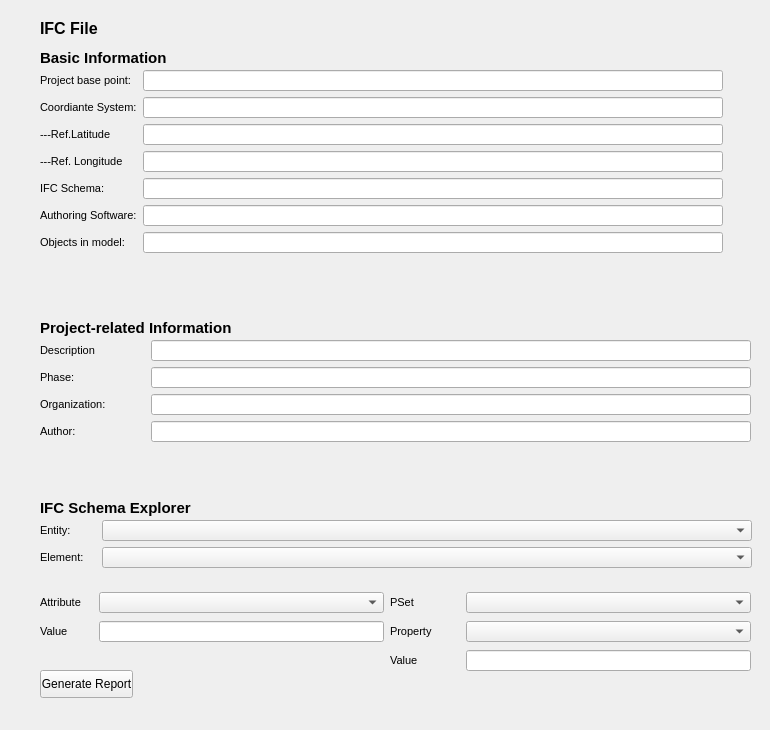
Old version of the form GUI_Windows/ifc_info_checker.ui in the repository ivanfelipeib/Masterarbeit.
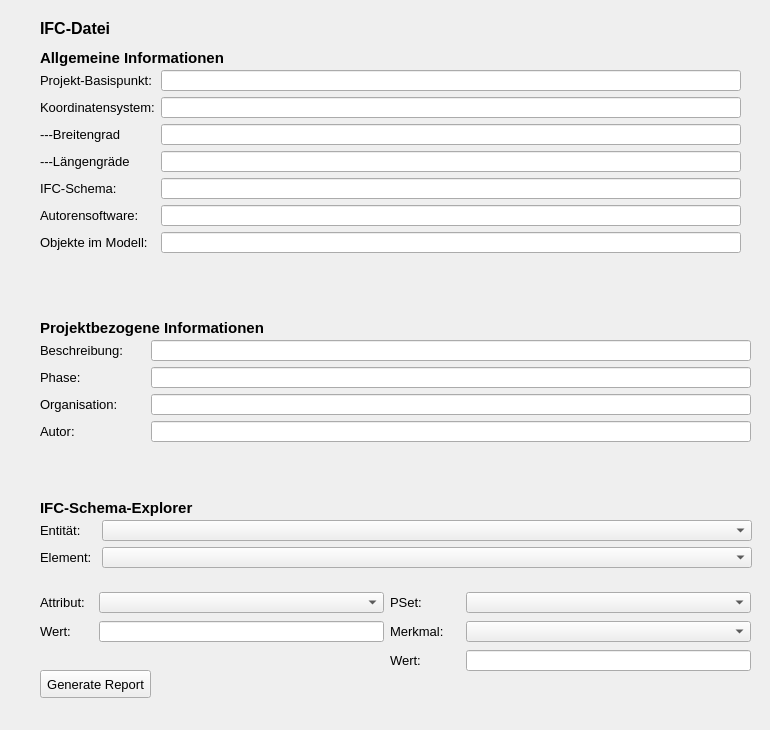
New version of the form.

```diff
--- a/GUI_Windows/ifc_info_checker.ui
+++ b/GUI_Windows/ifc_info_checker.ui
@@ -50,7 +50,7 @@
      </font>
     </property>
     <property name="text">
-     <string>IFC File</string>
+     <string>IFC-Datei</string>
     </property>
    </widget>
    <widget class="QWidget" name="layoutWidget">
@@ -81,11 +81,11 @@
          </property>
          <property name="font">
           <font>
-           <pointsize>8</pointsize>
+           <pointsize>10</pointsize>
           </font>
          </property>
          <property name="text">
-          <string>Project base point:</string>
+          <string>Projekt-Basispunkt:</string>
          </property>
         </widget>
        </item>
@@ -128,11 +128,11 @@
          </property>
          <property name="font">
           <font>
-           <pointsize>8</pointsize>
+           <pointsize>10</pointsize>
           </font>
          </property>
          <property name="text">
-          <string>Coordiante System:</string>
+          <string>Koordinatensystem:</string>
          </property>
         </widget>
        </item>
@@ -175,11 +175,11 @@
          </property>
          <property name="font">
           <font>
-           <pointsize>8</pointsize>
+           <pointsize>10</pointsize>
           </font>
          </property>
          <property name="text">
-          <string>---Ref.Latitude</string>
+          <string>---Breitengrad</string>
          </property>
         </widget>
        </item>
@@ -222,11 +222,11 @@
          </property>
          <property name="font">
           <font>
-           <pointsize>8</pointsize>
+           <pointsize>10</pointsize>
           </font>
          </property>
          <property name="text">
-          <string>---Ref. Longitude</string>
+          <string>---Längengräde</string>
          </property>
         </widget>
        </item>
@@ -269,11 +269,11 @@
          </property>
          <property name="font">
           <font>
-           <pointsize>8</pointsize>
+           <pointsize>10</pointsize>
           </font>
          </property>
          <property name="text">
-          <string>IFC Schema:</string>
+          <string>IFC-Schema:</string>
          </property>
         </widget>
        </item>
@@ -316,11 +316,11 @@
          </property>
          <property name="font">
           <font>
-           <pointsize>8</pointsize>
+           <pointsize>10</pointsize>
           </font>
          </property>
          <property name="text">
-          <string>Authoring Software:</string>
+          <string>Autorensoftware:</string>
          </property>
         </widget>
        </item>
@@ -363,11 +363,11 @@
          </property>
          <property name="font">
           <font>
-           <pointsize>8</pointsize>
+           <pointsize>10</pointsize>
           </font>
          </property>
          <property name="text">
-          <string>Objects in model:</string>
+          <string>Objekte im Modell:</string>
          </property>
         </widget>
        </item>
@@ -418,7 +418,7 @@
      </font>
     </property>
     <property name="text">
-     <string>Basic Information</string>
+     <string>Allgemeine Informationen</string>
     </property>
    </widget>
    <widget class="QLabel" name="lbl_ids_info_title_3">
@@ -439,7 +439,7 @@
      </font>
     </property>
     <property name="text">
-     <string>Project-related Information</string>
+     <string>Projektbezogene Informationen</string>
     </property>
    </widget>
    <widget class="QLabel" name="lbl_ids_info_title_4">
@@ -460,7 +460,7 @@
      </font>
     </property>
     <property name="text">
-     <string>IFC Schema Explorer</string>
+     <string>IFC-Schema-Explorer</string>
     </property>
    </widget>
    <widget class="QWidget" name="layoutWidget_2">
@@ -482,11 +482,11 @@
         <widget class="QLabel" name="lbl_title_2">
          <property name="font">
           <font>
-           <pointsize>8</pointsize>
+           <pointsize>10</pointsize>
           </font>
          </property>
          <property name="text">
-          <string>Description</string>
+          <string>Beschreibung:</string>
          </property>
         </widget>
        </item>
@@ -517,7 +517,7 @@
         <widget class="QLabel" name="lbl_copyright_2">
          <property name="font">
           <font>
-           <pointsize>8</pointsize>
+           <pointsize>10</pointsize>
           </font>
          </property>
          <property name="text">
@@ -552,11 +552,11 @@
         <widget class="QLabel" name="lbl_version_2">
          <property name="font">
           <font>
-           <pointsize>8</pointsize>
+           <pointsize>10</pointsize>
           </font>
          </property>
          <property name="text">
-          <string>Organization:</string>
+          <string>Organisation:</string>
          </property>
         </widget>
        </item>
@@ -587,11 +587,11 @@
         <widget class="QLabel" name="lbl_author_2">
          <property name="font">
           <font>
-           <pointsize>8</pointsize>
+           <pointsize>10</pointsize>
           </font>
          </property>
          <property name="text">
-          <string>Author:</string>
+          <string>Autor:</string>
          </property>
         </widget>
        </item>
@@ -637,11 +637,11 @@
         <widget class="QLabel" name="lbl_title_4">
          <property name="font">
           <font>
-           <pointsize>8</pointsize>
+           <pointsize>10</pointsize>
           </font>
          </property>
          <property name="text">
-          <string>Entity:</string>
+          <string>Entität:</string>
          </property>
         </widget>
        </item>
@@ -675,7 +675,7 @@
         <widget class="QLabel" name="lbl_title_5">
          <property name="font">
           <font>
-           <pointsize>8</pointsize>
+           <pointsize>10</pointsize>
           </font>
          </property>
          <property name="text">
@@ -725,11 +725,11 @@
         <widget class="QLabel" name="lbl_title_7">
          <property name="font">
           <font>
-           <pointsize>8</pointsize>
+           <pointsize>10</pointsize>
           </font>
          </property>
          <property name="text">
-          <string>Attribute</string>
+          <string>Attribut:</string>
          </property>
         </widget>
        </item>
@@ -763,11 +763,11 @@
         <widget class="QLabel" name="label">
          <property name="font">
           <font>
-           <pointsize>8</pointsize>
+           <pointsize>10</pointsize>
           </font>
          </property>
          <property name="text">
-          <string>Value</string>
+          <string>Wert:</string>
          </property>
         </widget>
        </item>
@@ -816,11 +816,11 @@
         <widget class="QLabel" name="lbl_title_8">
          <property name="font">
           <font>
-           <pointsize>8</pointsize>
+           <pointsize>10</pointsize>
           </font>
          </property>
          <property name="text">
-          <string>PSet</string>
+          <string>PSet:</string>
          </property>
         </widget>
        </item>
@@ -854,11 +854,11 @@
         <widget class="QLabel" name="lbl_title_9">
          <property name="font">
           <font>
-           <pointsize>8</pointsize>
+           <pointsize>10</pointsize>
           </font>
          </property>
          <property name="text">
-          <string>Property</string>
+          <string>Merkmal:</string>
          </property>
         </widget>
        </item>
@@ -892,11 +892,11 @@
         <widget class="QLabel" name="label_2">
          <property name="font">
           <font>
-           <pointsize>8</pointsize>
+           <pointsize>10</pointsize>
           </font>
          </property>
          <property name="text">
-          <string>Value</string>
+          <string>Wert:</string>
          </property>
         </widget>
        </item>
@@ -934,10 +934,15 @@
      <rect>
       <x>40</x>
       <y>670</y>
-      <width>93</width>
+      <width>111</width>
       <height>28</height>
      </rect>
     </property>
+    <property name="font">
+     <font>
+      <pointsize>10</pointsize>
+     </font>
+    </property>
     <property name="text">
      <string>Generate Report</string>
     </property>
```
